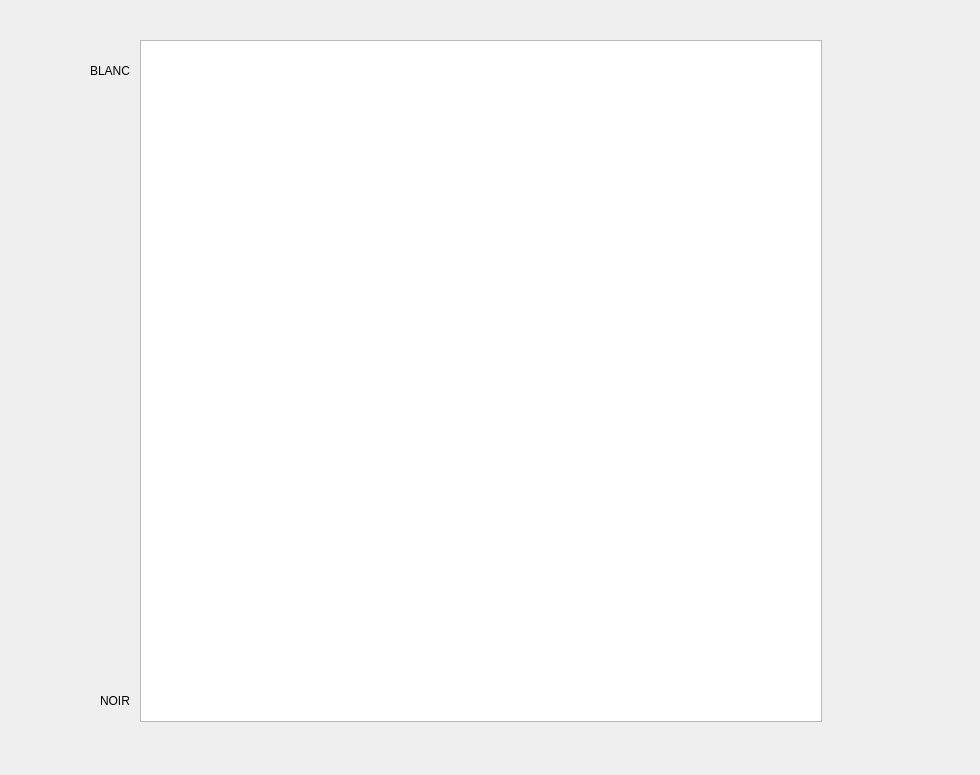
This is mainwindow.ui in HugH-CRT/Echecs as Qt 5 draws it before an edit. The edited form follows.
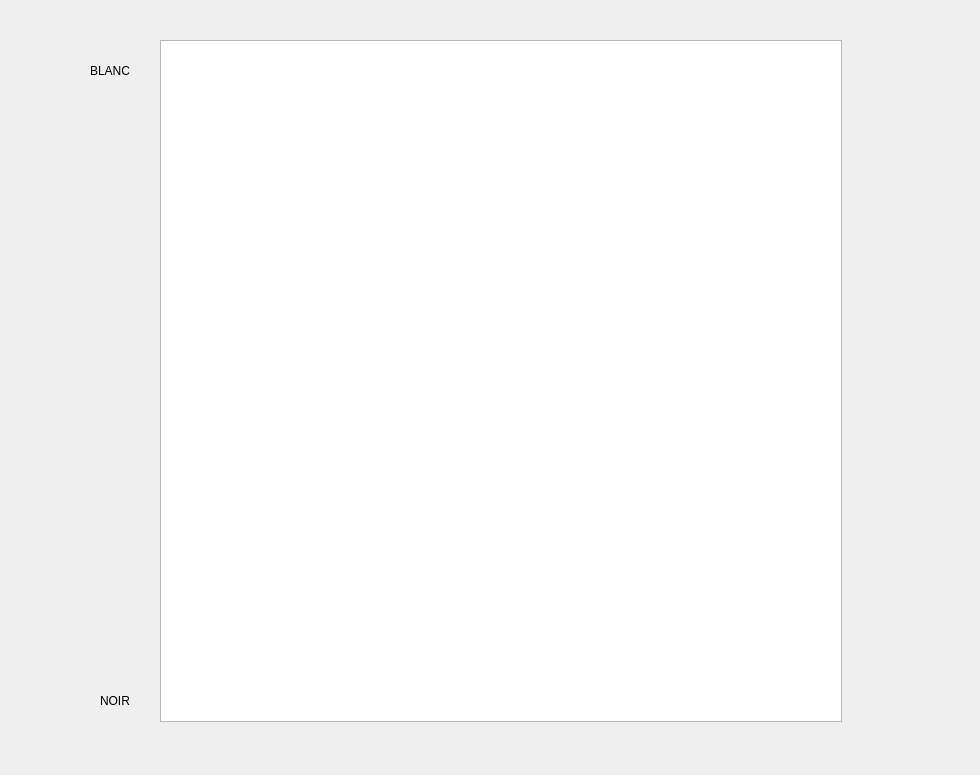
This is the edited form.

Patch:
```diff
--- a/mainwindow.ui
+++ b/mainwindow.ui
@@ -29,7 +29,7 @@
    <widget class="QTableView" name="tableViewEchiquier">
     <property name="geometry">
      <rect>
-      <x>140</x>
+      <x>160</x>
       <y>40</y>
       <width>682</width>
       <height>682</height>
```
